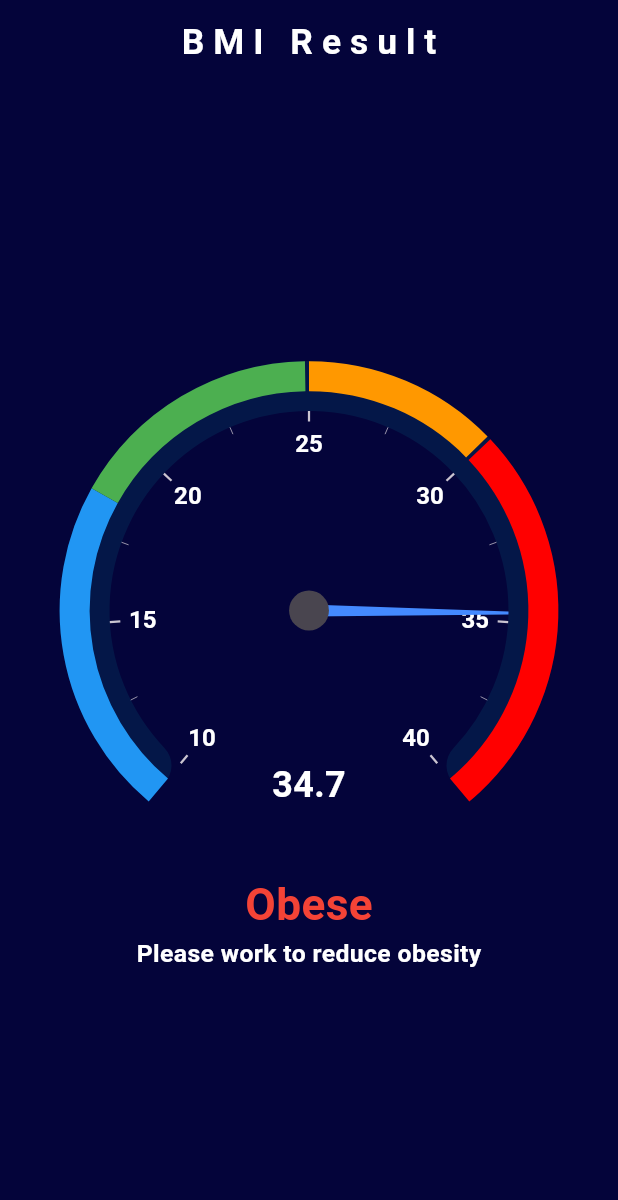
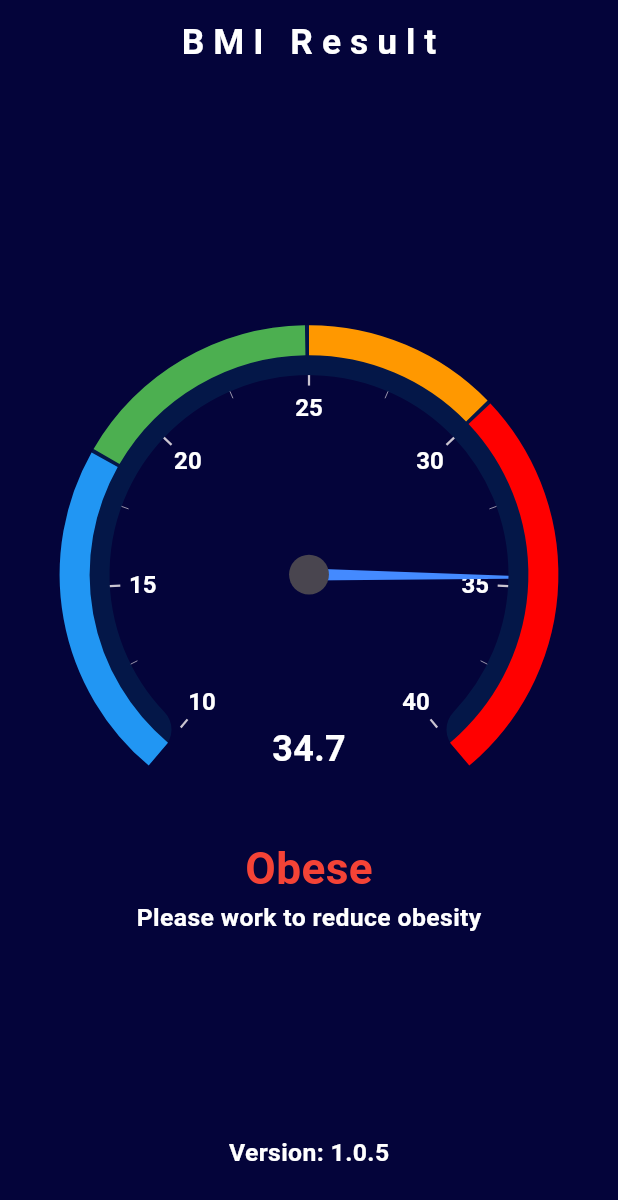
Before and after one commit to HusseinMohamed99/BMI-Calculator, a Flutter app: the screen it shows after launch, after a tap on "CALCULATOR", on a phone screen of 412 x 824 dp. Shown: the top 1200 px of the screen. Run offline on Flutter 3.47's test engine with Material 3 defaults, Android fonts, the phone set to English and light mode, and no system bars; drawn by our look-alikes of syncfusion_flutter_gauges; our stand-ins replace flutter_bloc, flutter_screenutil, in_app_review, package_info_plus, upgrader.

Commit message:
Add constants and update BMI result screen
- Created a new file `constant.dart` to store app constants like `appName`, `appPackageName`, `appVersion`, and `appBuildNumber`.
- Updated `export_manager.dart` to import the new `constant.dart` file.
- Modified `main.dart` to fetch and assign app information using `PackageInfo` to the constants.
- Updated `bmi_result_screen.dart` to display the app version and made some UI adjustments.
- Renamed `CustomResultText` to `CustomText` in `custom_result_text.dart` and updated its usage accordingly.

```diff
--- /dev/null
+++ b/lib/core/helpers/constant/constant.dart
@@ -0,0 +1,4 @@
+String appName = '';
+String appPackageName = '';
+String appVersion = '';
+String appBuildNumber = '';
--- a/lib/core/helpers/export_manager/export_manager.dart
+++ b/lib/core/helpers/export_manager/export_manager.dart
@@ -1,5 +1,6 @@
 import 'dart:io';
 
+import 'package:bmi_calculator/core/helpers/constant/constant.dart';
 import 'package:bmi_calculator/cubit/bmi_cubit.dart';
 import 'package:flutter/material.dart';
 import 'package:flutter_screenutil/flutter_screenutil.dart';
--- a/lib/main.dart
+++ b/lib/main.dart
@@ -1,6 +1,7 @@
 import 'dart:developer';
 import 'dart:io';
 
+import 'package:bmi_calculator/core/helpers/constant/constant.dart';
 import 'package:bmi_calculator/core/helpers/export_manager/export_manager.dart';
 import 'package:bmi_calculator/cubit/bmi_cubit.dart';
 import 'package:bmi_calculator/modules/bmi_screen.dart';
@@ -26,7 +27,11 @@ void main() async {
   if (kDebugMode) {
     await Upgrader.clearSavedSettings();
   }
-
+  PackageInfo packageInfo = await PackageInfo.fromPlatform();
+  appName = packageInfo.appName;
+  appPackageName = packageInfo.packageName;
+  appVersion = packageInfo.version;
+  appBuildNumber = packageInfo.buildNumber;
   runApp(MyApp());
 }
 
--- a/lib/modules/bmi_result_screen.dart
+++ b/lib/modules/bmi_result_screen.dart
@@ -39,6 +39,7 @@ class _BMIResultScreenState extends State<BMIResultScreen> {
             mainAxisAlignment: MainAxisAlignment.center,
             crossAxisAlignment: CrossAxisAlignment.center,
             children: [
+              Spacer(),
               // Radial Gauge for BMI Value
               SfRadialGauge(
                 axes: <RadialAxis>[
@@ -76,16 +77,23 @@ class _BMIResultScreenState extends State<BMIResultScreen> {
                 ],
               ),
 
-              CustomResultText(
+              CustomText(
                 title: widget.bmiCategory,
                 color: widget.bmiCategoryColor,
                 fontSize: 25,
               ),
-              CustomResultText(
+              CustomText(
                 title: widget.bmiInterpretation,
                 color: ColorManager.whiteColor,
                 fontSize: 14,
               ),
+              Spacer(),
+              CustomText(
+                title: 'Version: $appVersion',
+                color: ColorManager.whiteColor,
+                fontSize: 14,
+              ),
+              SizedBox(height: 20.h),
             ],
           ),
         ),
@@ -115,7 +123,7 @@ class _BMIResultScreenState extends State<BMIResultScreen> {
         endWidth: 20,
       ),
       GaugeRange(
-        startValue: 18.5,
+        startValue: 18.6,
         endValue: 24.9,
         color: ColorManager.greenColor,
         startWidth: 20,
--- a/lib/modules/widgets/custom_result_text.dart
+++ b/lib/modules/widgets/custom_result_text.dart
@@ -1,7 +1,7 @@
 part of './../../core/helpers/export_manager/export_manager.dart';
 
-class CustomResultText extends StatelessWidget {
-  const CustomResultText({
+class CustomText extends StatelessWidget {
+  const CustomText({
     super.key,
     required this.title,
     required this.fontSize,
```
